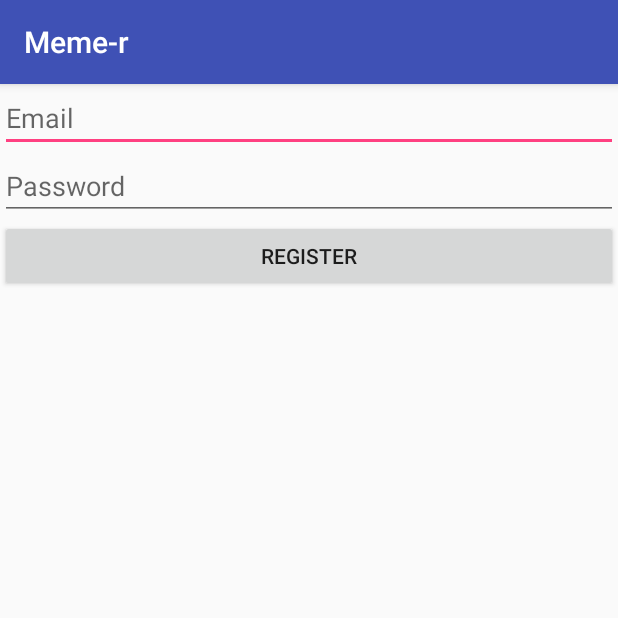
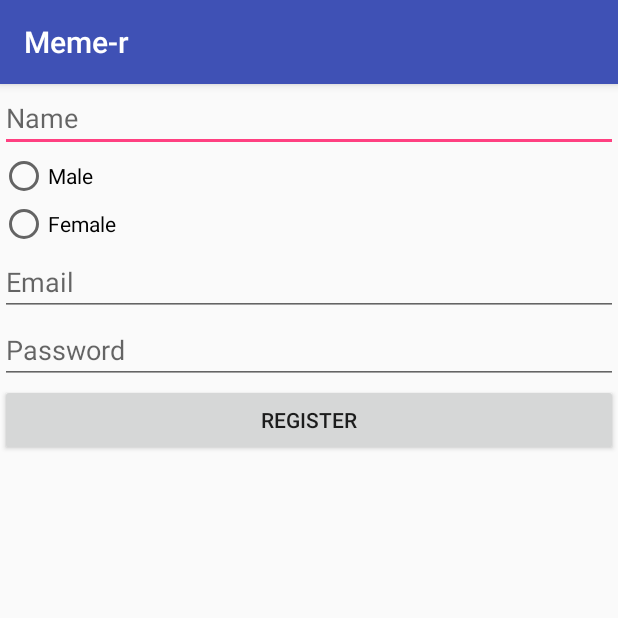
Before and after one commit to BenCarlson01/Memer, an Android app: the RegistrationActivity screen opened directly, with no data from a screen before it, on a phone screen of 412 x 824 dp, the top half of it. Run offline under Robolectric (Android 15) with nearby library versions, the phone set to English and light mode, and no system bars; our stand-ins replace Firebase (no records; nobody signed in at launch, a user with empty details on screens opened directly); 1 statement that could not run was skipped.

```diff
--- a/app/src/main/java/com/bemad/bcarlson/meme_r/LoginActivity.java
+++ b/app/src/main/java/com/bemad/bcarlson/meme_r/LoginActivity.java
@@ -27,7 +27,7 @@ public class LoginActivity extends AppCompatActivity {
     @Override
     protected void onCreate(Bundle savedInstanceState) {
         super.onCreate(savedInstanceState);
-        setContentView(R.layout.activity_registration);
+        setContentView(R.layout.activity_login);
 
         auth = FirebaseAuth.getInstance();
         firebaseAuthStateListener = new FirebaseAuth.AuthStateListener() {
--- a/app/src/main/java/com/bemad/bcarlson/meme_r/RegistrationActivity.java
+++ b/app/src/main/java/com/bemad/bcarlson/meme_r/RegistrationActivity.java
@@ -7,6 +7,8 @@ import android.os.Bundle;
 import android.view.View;
 import android.widget.Button;
 import android.widget.EditText;
+import android.widget.RadioButton;
+import android.widget.RadioGroup;
 import android.widget.Toast;
 
 import com.google.android.gms.tasks.OnCompleteListener;
@@ -15,11 +17,14 @@ import com.google.firebase.auth.AuthResult;
 import com.google.firebase.auth.FirebaseAuth;
 import com.google.firebase.auth.FirebaseAuthException;
 import com.google.firebase.auth.FirebaseUser;
+import com.google.firebase.database.DatabaseReference;
+import com.google.firebase.database.FirebaseDatabase;
 
 public class RegistrationActivity extends AppCompatActivity {
 
-    private EditText emailText, passwordText;
+    private EditText nameText, emailText, passwordText;
     private Button registerButton;
+    private RadioGroup genderGroup;
 
     private FirebaseAuth auth;
     private FirebaseAuth.AuthStateListener firebaseAuthStateListener;
@@ -42,6 +47,8 @@ public class RegistrationActivity extends AppCompatActivity {
             }
         };
 
+        nameText = findViewById(R.id.name);
+        genderGroup = findViewById(R.id.gender);
         emailText = findViewById(R.id.email);
         passwordText = findViewById(R.id.password);
         registerButton = findViewById(R.id.register);
@@ -49,6 +56,13 @@ public class RegistrationActivity extends AppCompatActivity {
         registerButton.setOnClickListener(new View.OnClickListener() {
             @Override
             public void onClick(View view) {
+                int selectID = genderGroup.getCheckedRadioButtonId();
+                final RadioButton genderButton = findViewById(selectID);
+                if (genderButton.getText() == null) {
+                    return;
+                }
+
+                final String name = nameText.getText().toString();
                 final String email = emailText.getText().toString();
                 final String password = passwordText.getText().toString();
                 auth.createUserWithEmailAndPassword(email, password)
@@ -56,7 +70,15 @@ public class RegistrationActivity extends AppCompatActivity {
                                 @Override
                                 public void onComplete(@NonNull Task<AuthResult> task) {
                                     if (task.isSuccessful()) {
-
+                                        String userID = auth.getCurrentUser().getUid();
+                                        DatabaseReference currentUserDB =
+                                                FirebaseDatabase
+                                                .getInstance()
+                                                .getReference()
+                                                .child("Users")
+                                                .child(genderButton.getText().toString())
+                                                .child(userID);
+                                        currentUserDB.setValue(name);
                                     } else {
                                         FirebaseAuthException e = (FirebaseAuthException) task.getException();
                                         Toast.makeText(RegistrationActivity.this,
--- a/app/src/main/res/layout/activity_login.xml
+++ b/app/src/main/res/layout/activity_login.xml
@@ -1,5 +1,5 @@
 <?xml version="1.0" encoding="utf-8"?>
-<android.support.constraint.ConstraintLayout xmlns:android="http://schemas.android.com/apk/res/android"
+<LinearLayout xmlns:android="http://schemas.android.com/apk/res/android"
     xmlns:app="http://schemas.android.com/apk/res-auto"
     xmlns:tools="http://schemas.android.com/tools"
     android:layout_width="match_parent"
@@ -24,4 +24,4 @@
         android:id="@+id/login"/>
 
 
-</android.support.constraint.ConstraintLayout>
+</LinearLayout>
--- a/app/src/main/res/layout/activity_registration.xml
+++ b/app/src/main/res/layout/activity_registration.xml
@@ -7,6 +7,24 @@
     tools:context="com.bemad.bcarlson.meme_r.RegistrationActivity"
     android:orientation="vertical">
 
+    <EditText
+        android:layout_width="match_parent"
+        android:layout_height="wrap_content"
+        android:hint="Name"
+        android:id="@+id/name"/>
+    <RadioGroup
+        android:layout_width="match_parent"
+        android:layout_height="wrap_content"
+        android:id="@+id/gender">
+        <RadioButton
+            android:layout_width="wrap_content"
+            android:layout_height="wrap_content"
+            android:text="Male"/>
+        <RadioButton
+            android:layout_width="wrap_content"
+            android:layout_height="wrap_content"
+            android:text="Female"/>
+    </RadioGroup>
     <EditText
         android:layout_width="match_parent"
         android:layout_height="wrap_content"
--- a/app/src/main/res/layout/item.xml
+++ b/app/src/main/res/layout/item.xml
@@ -32,4 +32,6 @@
         android:layout_gravity="right"
         android:background="#5AF" />
 
+
+
 </FrameLayout>
```
Also changed, not shown: app/src/main/java/com/bemad/bcarlson/meme_r/MainActivity.java (+16 -0 lines), app/src/main/res/layout/activity_main.xml (+23 -2 lines).
